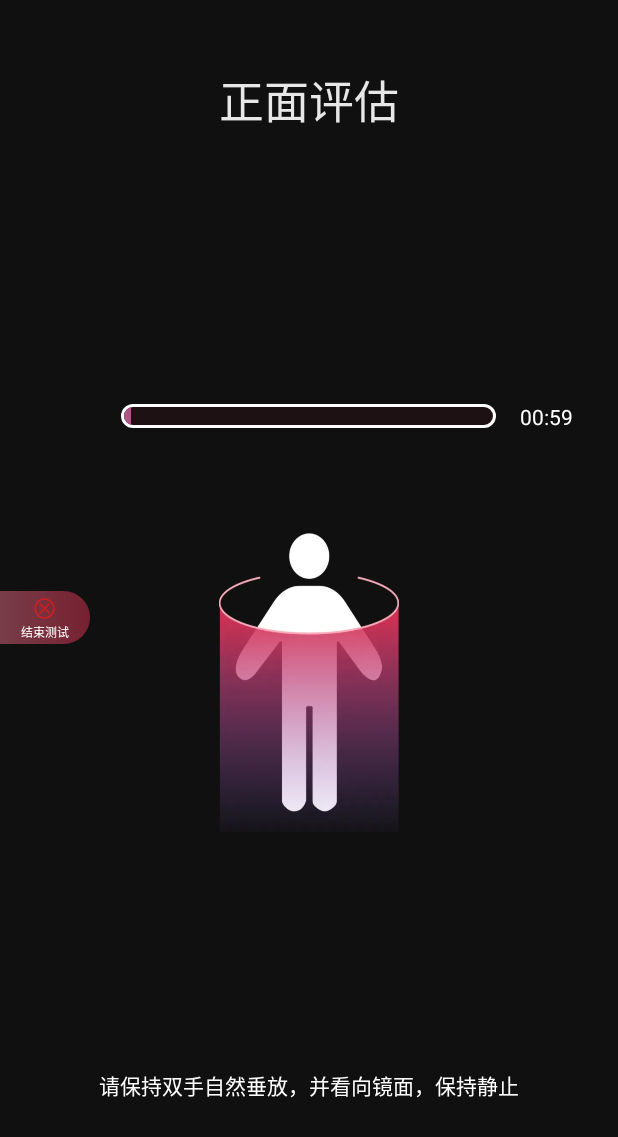
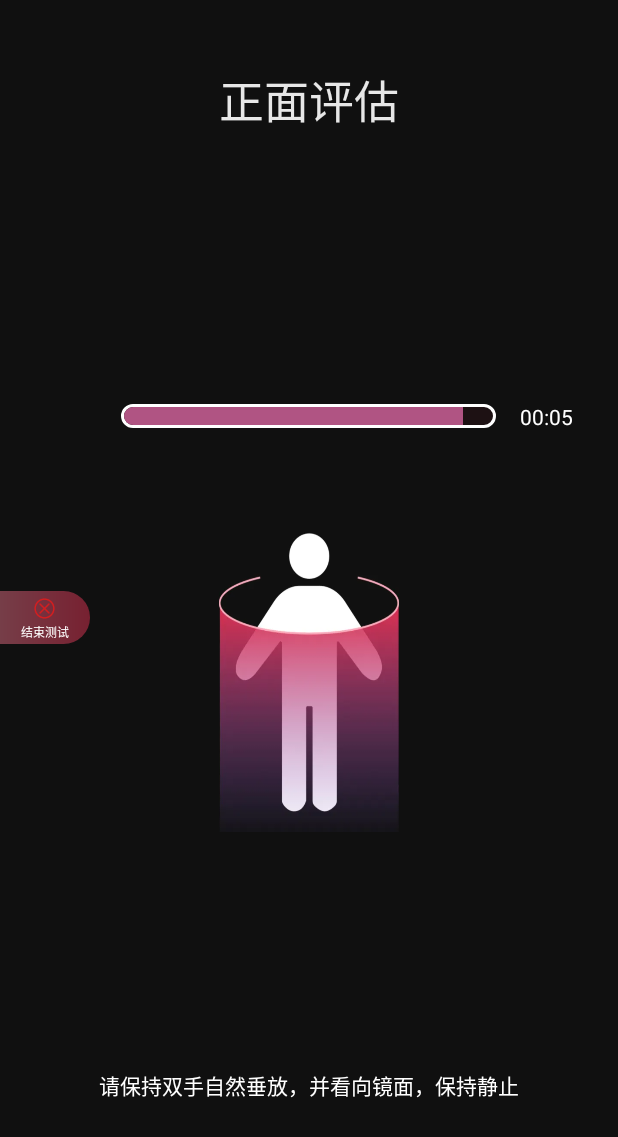
Before and after one commit to Yanyiina/finalTest, an Android app: the Main4_sub3 screen opened directly, with no data from a screen before it, on a phone screen of 412 x 824 dp. Shown: the top 1137 px of the screen. Run offline under Robolectric (Android 15) with nearby library versions, the phone set to English and light mode, and no system bars.

Commit message:
0718-morning-futness

```diff
--- a/app/src/main/java/com/example/aaapplication/Main3_list_item.java
+++ b/app/src/main/java/com/example/aaapplication/Main3_list_item.java
@@ -22,11 +22,5 @@ public class Main3_list_item extends AppCompatActivity {
                 startActivity(intent);
             }
         });
-
-
-
     }
-
-
-
 }
--- a/app/src/main/java/com/example/aaapplication/Main4_fit_0.java
+++ b/app/src/main/java/com/example/aaapplication/Main4_fit_0.java
@@ -34,6 +34,7 @@ public class Main4_fit_0 extends AppCompatActivity {
             @Override
             public void onClick(View v) {
                 Intent intent = new Intent(Main4_fit_0.this,Main4_sub1.class);
+                intent.putExtra("student", student);
                 startActivity(intent);
                 finish();
             }
--- a/app/src/main/java/com/example/aaapplication/Main4_sub1.java
+++ b/app/src/main/java/com/example/aaapplication/Main4_sub1.java
@@ -17,6 +17,8 @@ public class Main4_sub1 extends AppCompatActivity {
         super.onCreate(savedInstanceState);
         setContentView(R.layout.activity_main4_sub1);
         final Handler handler = new Handler();
+        Intent intent = getIntent();
+        final List_stu student = (List_stu) intent.getSerializableExtra("student");
 
         LinearLayout layout = findViewById(R.id.whether_show);
         // 这里需要后端传入检测值(boolean类型)，没有人或距离不满足传入FALSE
@@ -32,6 +34,7 @@ public class Main4_sub1 extends AppCompatActivity {
                     // 在这里执行需要延迟的任务
                     // 例如，在10秒后执行某个操作
                     Intent intent = new Intent(Main4_sub1.this, Main4_sub2.class);
+                    intent.putExtra("student", student);
                     startActivity(intent);
                 }
             }, 10000); // 10000 毫秒 = 10秒
@@ -44,6 +47,7 @@ public class Main4_sub1 extends AppCompatActivity {
             @Override
             public void onClick(View v) {
                 Intent intent = new Intent(Main4_sub1.this,Main4_fit_0.class);
+                intent.putExtra("student", student);
                 startActivity(intent);
                 handler.removeCallbacksAndMessages(null); // 取消延迟任务
                 finish();
--- a/app/src/main/java/com/example/aaapplication/Main4_sub3.java
+++ b/app/src/main/java/com/example/aaapplication/Main4_sub3.java
@@ -21,13 +21,17 @@ public class Main4_sub3 extends AppCompatActivity {
         super.onCreate(savedInstanceState);
         setContentView(R.layout.activity_main4_sub3);
 
+        Intent intent = getIntent();
+        final List_stu student = (List_stu) intent.getSerializableExtra("student");
+
         // 用户退出
         // 用户点击后，返回上一层页面
-        Button btn_exist = (Button)findViewById(R.id.main4_sub2_exist);
+        TextView btn_exist = findViewById(R.id.main4_sub3_exist);
         btn_exist.setOnClickListener(new View.OnClickListener(){
             @Override
             public void onClick(View v) {
                 Intent intent = new Intent(Main4_sub3.this,Main4_fit_0.class);
+                intent.putExtra("student", student);
                 startActivity(intent);
                 finish();
             }
@@ -40,7 +44,7 @@ public class Main4_sub3 extends AppCompatActivity {
         progressBar.setMax(60);
 
         // 创建并启动倒计时定时器
-        countDownTimer = new CountDownTimer(60000, 1000) {
+        countDownTimer = new CountDownTimer(6000, 1000) {
             @Override
             public void onTick(long millisUntilFinished) {
                 // 每秒更新进度条和时间文本
@@ -57,7 +61,9 @@ public class Main4_sub3 extends AppCompatActivity {
 
                 // 跳转下一页面
                 Intent intent = new Intent(Main4_sub3.this, main4_sub4.class);
+                intent.putExtra("student", student);
                 startActivity(intent);
+                finish();
             }
         };
 
--- a/app/src/main/java/com/example/aaapplication/Main4_sub5.java
+++ b/app/src/main/java/com/example/aaapplication/Main4_sub5.java
@@ -24,11 +24,15 @@ public class Main4_sub5 extends AppCompatActivity {
         super.onCreate(savedInstanceState);
         setContentView(R.layout.activity_main4_sub5);
 
+        Intent intent = getIntent();
+        final List_stu student = (List_stu) intent.getSerializableExtra("student");
+
         Button btn_exist = (Button) findViewById(R.id.main4_sub2_exist);
         btn_exist.setOnClickListener(new View.OnClickListener() {
             @Override
             public void onClick(View v) {
                 Intent intent = new Intent(Main4_sub5.this, Main4_fit_0.class);
+                intent.putExtra("student", student);
                 startActivity(intent);
                 finish();
             }
--- a/app/src/main/res/layout/activity_main4_sub2.xml
+++ b/app/src/main/res/layout/activity_main4_sub2.xml
@@ -159,7 +159,7 @@
         android:layout_centerVertical="true"
         >
         <TextView
-            android:id="@+id/main4_sub1_exist"
+                android:id="@+id/main4_sub2_exist"
                 android:layout_width="60dp"
                 android:layout_height="35dp"
                 android:paddingTop="4dp"
--- a/app/src/main/res/layout/activity_main4_sub3.xml
+++ b/app/src/main/res/layout/activity_main4_sub3.xml
@@ -140,7 +140,7 @@
         android:layout_centerVertical="true"
         >
         <TextView
-            android:id="@+id/main4_sub1_exist"
+                android:id="@+id/main4_sub3_exist"
                 android:layout_width="60dp"
                 android:layout_height="35dp"
                 android:paddingTop="4dp"
--- a/app/src/main/res/layout/activity_main4_sub4.xml
+++ b/app/src/main/res/layout/activity_main4_sub4.xml
@@ -130,7 +130,7 @@
                         android:drawableTop="@drawable/main4_sub1_exist_wid"
                         android:text="结束测试"
                         android:textColor="#FFF"
-                        android:textSize="10sp" android:layout_centerInParent="true"/>
+                        android:textSize="10sp" android:layout_centerVertical="true"/>
 
             </RelativeLayout>
 
```
Also changed, not shown: app/src/main/java/com/example/aaapplication/Main4_sub2.java (+7 -2 lines), app/src/main/java/com/example/aaapplication/main4_sub4.java (+16 -0 lines). Lines whose indentation alone changed are shown as unchanged.
